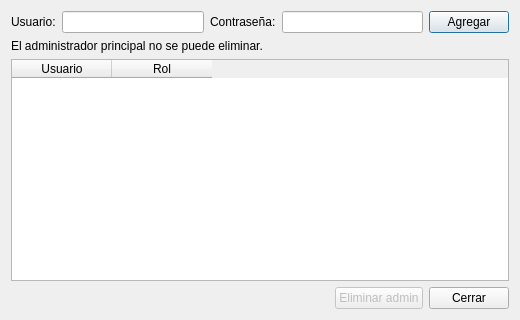
Old version of the form admindialog.ui in the repository SbiDev-447/CrudQt.
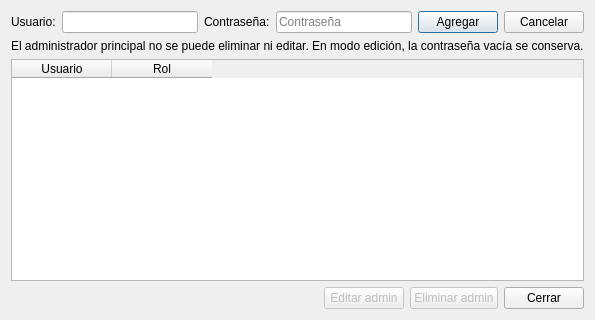
New version of the form.

Commit message: feat: allow editing admin accounts except principal

Patch:
```diff
--- a/admindialog.ui
+++ b/admindialog.ui
@@ -38,6 +38,9 @@
        <property name="echoMode">
         <enum>QLineEdit::EchoMode::Password</enum>
        </property>
+        <property name="placeholderText">
+         <string>Contraseña</string>
+        </property>
       </widget>
      </item>
      <item>
@@ -47,12 +50,25 @@
        </property>
       </widget>
      </item>
+      <item>
+       <widget class="QPushButton" name="btnCancelarEdicion">
+        <property name="enabled">
+         <bool>true</bool>
+        </property>
+        <property name="visible">
+         <bool>false</bool>
+        </property>
+        <property name="text">
+         <string>Cancelar</string>
+        </property>
+       </widget>
+      </item>
     </layout>
    </item>
    <item>
     <widget class="QLabel" name="labelAyuda">
      <property name="text">
-      <string>El administrador principal no se puede eliminar.</string>
+       <string>El administrador principal no se puede eliminar ni editar. En modo edición, la contraseña vacía se conserva.</string>
      </property>
     </widget>
    </item>
@@ -97,6 +113,16 @@
        </property>
       </spacer>
      </item>
+<item>
+       <widget class="QPushButton" name="btnEditar">
+        <property name="enabled">
+         <bool>false</bool>
+        </property>
+        <property name="text">
+         <string>Editar admin</string>
+        </property>
+       </widget>
+      </item>
      <item>
       <widget class="QPushButton" name="btnEliminar">
        <property name="enabled">
```
Left out of the diff: 2 changed lines with no effect on the pictures. Lines whose indentation alone changed are shown as unchanged. The commit also changes 2 other files.
